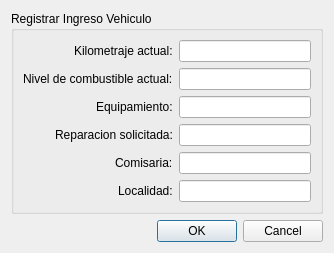
Above: src/ui/DialogDatosIngresoVehiculo.ui from guilleurrutia10/division-transporte before the change. Below: the same form after it.
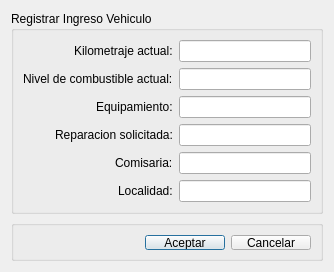
That is the form after the change.

Commit message: modificaciones ui con group box parte 2

```diff
--- a/src/ui/DialogDatosIngresoVehiculo.ui
+++ b/src/ui/DialogDatosIngresoVehiculo.ui
@@ -87,13 +87,63 @@
     </widget>
    </item>
    <item>
-    <widget class="QDialogButtonBox" name="buttonBox">
-     <property name="orientation">
-      <enum>Qt::Horizontal</enum>
+    <widget class="QGroupBox" name="groupBoxButtonBox">
+     <property name="minimumSize">
+      <size>
+       <width>271</width>
+       <height>41</height>
+      </size>
      </property>
-     <property name="standardButtons">
-      <set>QDialogButtonBox::Cancel|QDialogButtonBox::Ok</set>
+     <property name="maximumSize">
+      <size>
+       <width>16777215</width>
+       <height>41</height>
+      </size>
      </property>
+     <property name="title">
+      <string/>
+     </property>
+     <layout class="QGridLayout" name="gridLayout_2">
+      <property name="leftMargin">
+       <number>9</number>
+      </property>
+      <property name="topMargin">
+       <number>9</number>
+      </property>
+      <property name="rightMargin">
+       <number>9</number>
+      </property>
+      <property name="bottomMargin">
+       <number>8</number>
+      </property>
+      <item row="0" column="1">
+       <widget class="QPushButton" name="pushButtonAceptar">
+        <property name="text">
+         <string>Aceptar</string>
+        </property>
+       </widget>
+      </item>
+      <item row="0" column="2">
+       <widget class="QPushButton" name="pushButtonCancelar">
+        <property name="text">
+         <string>Cancelar</string>
+        </property>
+       </widget>
+      </item>
+      <item row="0" column="0">
+       <spacer name="horizontalSpacer_2">
+        <property name="orientation">
+         <enum>Qt::Horizontal</enum>
+        </property>
+        <property name="sizeHint" stdset="0">
+         <size>
+          <width>40</width>
+          <height>20</height>
+         </size>
+        </property>
+       </spacer>
+      </item>
+     </layout>
     </widget>
    </item>
   </layout>
```
Left out of the diff: 35 changed lines with no effect on the pictures. The commit also changes 28 other files.
